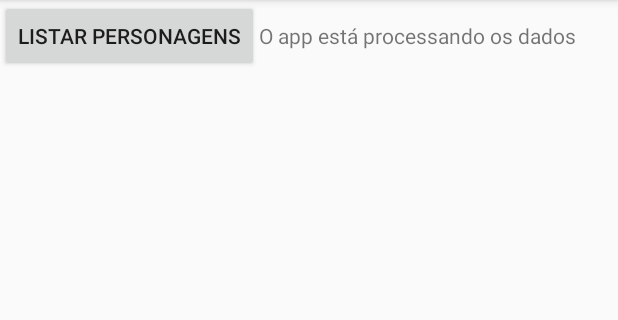
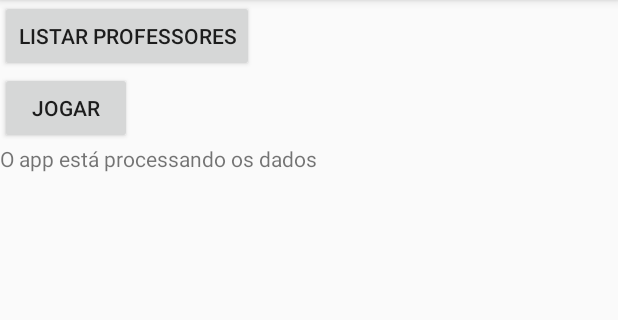
Before and after one commit to FabricioLiber/OMemorizador, an Android app: the screen it shows after launch (MainActivity), on a phone screen of 412 x 824 dp, the part 84-404 px from its top. Run offline under Robolectric (Android 15) with nearby library versions, the phone set to English and light mode, and no system bars.

```diff
--- a/app/src/main/res/layout/activity_main.xml
+++ b/app/src/main/res/layout/activity_main.xml
@@ -5,11 +5,17 @@
         xmlns:tools="http://schemas.android.com/tools"
         android:layout_width="match_parent"
         android:layout_height="match_parent"
-        tools:context=".controller.MainActivity">
+        tools:context=".controller.MainActivity"
+        android:orientation="vertical">
 
     <Button
             android:id="@+id/btListar"
-            android:text="Listar Personagens"
+            android:text="Listar Professores"
+            android:layout_width="wrap_content"
+            android:layout_height="wrap_content"/>
+    <Button
+            android:id="@+id/btJogar"
+            android:text="Jogar"
             android:layout_width="wrap_content"
             android:layout_height="wrap_content"/>
     <TextView
--- a/app/src/main/res/layout/activity_tabuleiro.xml
+++ b/app/src/main/res/layout/activity_tabuleiro.xml
@@ -8,7 +8,9 @@
         tools:context=".controller.TabuleiroActivity">
 
     <GridView
+            android:id="@+id/gvTabuleiro"
             android:layout_width="match_parent"
-            android:layout_height="match_parent"/>
+            android:layout_height="match_parent"
+            android:numColumns="4"/>
 
 </LinearLayout>
--- a/app/src/main/res/layout/list_teachers.xml
+++ b/app/src/main/res/layout/list_teachers.xml
@@ -9,7 +9,7 @@
             android:id="@+id/list_teachers_imagem"
             android:layout_width="100dp"
             android:layout_height="match_parent"
-            android:layout_marginHorizontal="10sp"/>
+            android:layout_margin="3sp"/>
 
     <LinearLayout
             android:layout_width="match_parent"
```
Also changed, not shown: app/src/main/java/com/example/omemorizador/controller/MainActivity.kt (+30 -2 lines), app/src/main/java/com/example/omemorizador/controller/TabuleiroActivity.kt (+18 -0 lines), app/src/main/java/com/example/omemorizador/model/GridTeachersAdapter.kt (added, +60 -0 lines), app/src/main/java/com/example/omemorizador/model/Teacher.kt (+6 -1 lines).
